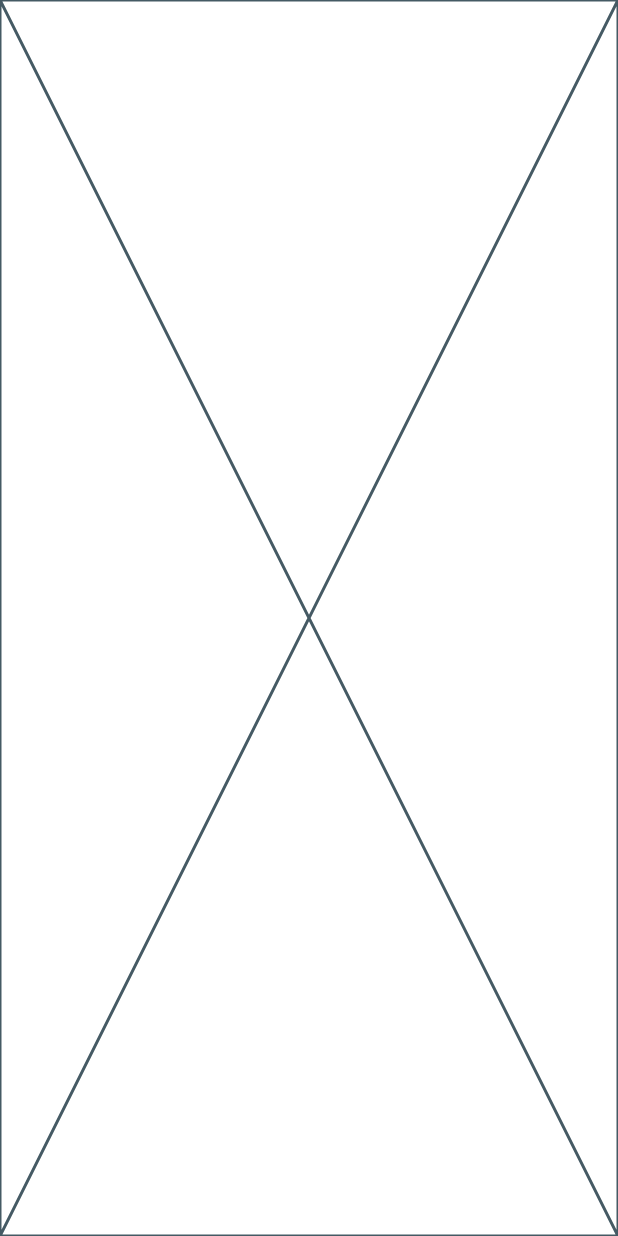
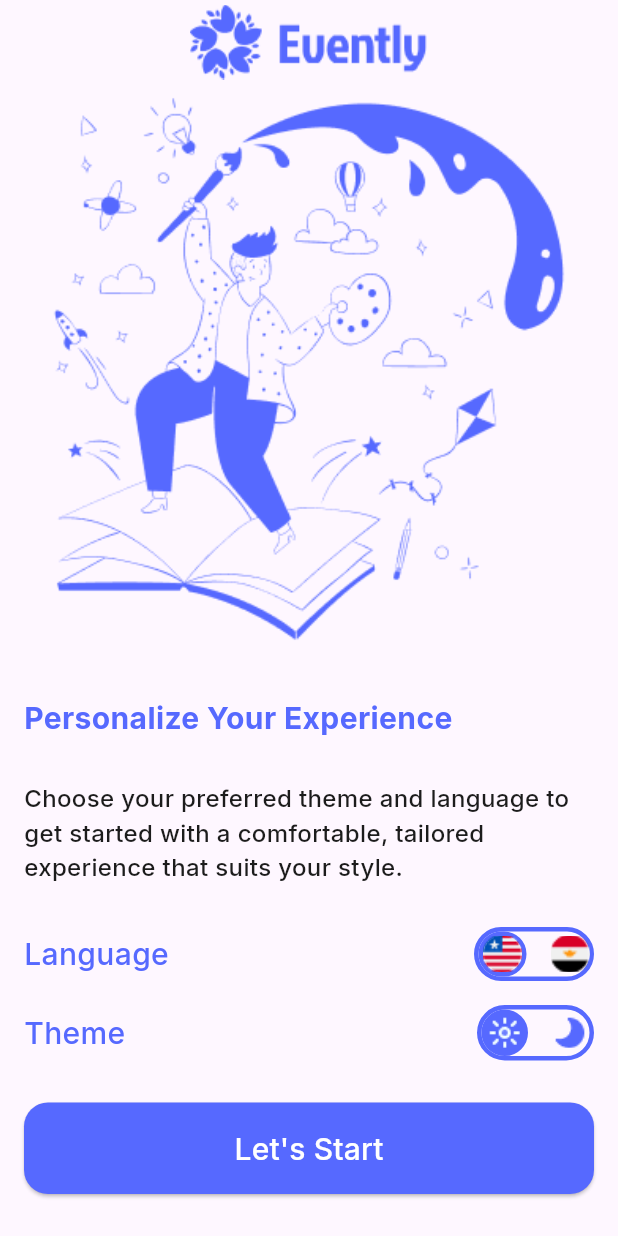
Before and after one commit to mohamedhamouda7897/evently_c17_satr, a Flutter app: the screen it shows after launch, on a phone screen of 412 x 824 dp. Run offline on Flutter 3.47's test engine with Material 3 defaults, Android fonts, the phone set to English and light mode, and no system bars; our stand-ins replace google_fonts.

Commit message:
UI almost done

```diff
--- a/lib/main.dart
+++ b/lib/main.dart
@@ -13,6 +13,8 @@ class MyApp extends StatelessWidget {
   @override
   Widget build(BuildContext context) {
     return MaterialApp(
+
+      debugShowCheckedModeBanner: false,
       initialRoute: OnboardingScreen.routeName,
       routes: {
         HomeScreen.routeName: (context) => HomeScreen(),
--- a/lib/screens/onboarding/onboarding_screen.dart
+++ b/lib/screens/onboarding/onboarding_screen.dart
@@ -1,4 +1,5 @@
 import 'package:flutter/material.dart';
+import 'package:google_fonts/google_fonts.dart';
 
 class OnboardingScreen extends StatelessWidget {
   static const String routeName = "OnboardingScreen";
@@ -7,6 +8,158 @@ class OnboardingScreen extends StatelessWidget {
 
   @override
   Widget build(BuildContext context) {
-    return const Placeholder();
+    return Scaffold(
+      appBar: AppBar(
+        centerTitle: true,
+        title: Image.asset("assets/images/logo.png"),
+      ),
+
+      body: Padding(
+        padding: const EdgeInsets.symmetric(horizontal: 16.0),
+        child: Column(
+          crossAxisAlignment: CrossAxisAlignment.start,
+          spacing: 28,
+          children: [
+            Image.asset(
+              "assets/images/creative.png",
+              width: double.infinity,
+              fit: BoxFit.cover,
+            ),
+            Text(
+              "Personalize Your Experience",
+              style: GoogleFonts.inter(
+                fontSize: 20,
+                fontWeight: FontWeight.bold,
+                color: Color(0xFF5669FF),
+              ),
+            ),
+            Text(
+              "Choose your preferred theme and language to get started with a comfortable, tailored experience that suits your style.",
+              style: GoogleFonts.inter(
+                fontSize: 16,
+                fontWeight: FontWeight.w500,
+                color: Color(0xFF1C1C1C),
+              ),
+            ),
+            Column(
+              spacing: 16,
+              children: [
+                Row(
+                  mainAxisAlignment: MainAxisAlignment.spaceBetween,
+                  children: [
+                    Text(
+                      "Language",
+                      style: GoogleFonts.inter(
+                        fontSize: 20,
+                        fontWeight: FontWeight.w500,
+                        color: Color(0xFF5669FF),
+                      ),
+                    ),
+                    Container(
+                      decoration: BoxDecoration(
+                        borderRadius: BorderRadius.circular(30),
+                        border: Border.all(color: Color(0xFF5669FF), width: 3),
+                      ),
+                      child: Row(
+                        children: [
+                          Container(
+                            decoration: BoxDecoration(
+                              borderRadius: BorderRadius.circular(30),
+                              border: Border.all(
+                                color: Color(0xFF5669FF),
+                                width: 3,
+                              ),
+                            ),
+                            child: Image.asset(
+                              "assets/images/LR.png",
+                              width: 26,
+                              height: 24,
+                              fit: BoxFit.cover,
+                            ),
+                          ),
+                          SizedBox(width: 16),
+                          Image.asset(
+                            "assets/images/EG.png",
+                            width: 26,
+                            height: 24,
+                            fit: BoxFit.cover,
+                          ),
+                        ],
+                      ),
+                    ),
+                  ],
+                ),
+                Row(
+                  mainAxisAlignment: MainAxisAlignment.spaceBetween,
+                  children: [
+                    Text(
+                      "Theme",
+                      style: GoogleFonts.inter(
+                        fontSize: 20,
+                        fontWeight: FontWeight.w500,
+                        color: Color(0xFF5669FF),
+                      ),
+                    ),
+                    Container(
+                      decoration: BoxDecoration(
+                        borderRadius: BorderRadius.circular(30),
+                        border: Border.all(color: Color(0xFF5669FF), width: 3),
+                      ),
+                      child: Row(
+                        children: [
+                          Container(
+                            decoration: BoxDecoration(
+                              color: Color(0xFF5669FF),
+                              borderRadius: BorderRadius.circular(30),
+                              border: Border.all(
+                                color: Color(0xFF5669FF),
+                                width: 3,
+                              ),
+                            ),
+                            child: ImageIcon(
+                              AssetImage("assets/images/Sun.png"),
+                              size: 25,
+                              color: Color(0xFFF2FEFF),
+                            ),
+                          ),
+                          SizedBox(width: 16),
+                          ImageIcon(
+                            AssetImage("assets/images/Moon.png"),
+                            size: 25,
+                            color: Color(0xFF5669FF),
+                          ),
+                        ],
+                      ),
+                    ),
+                  ],
+                ),
+              ],
+            ),
+            SizedBox(
+              width: double.infinity,
+              child: ElevatedButton(
+                onPressed: () {},
+                style: ElevatedButton.styleFrom(
+                  padding: EdgeInsets.all(16),
+                  shape: RoundedRectangleBorder(
+                    borderRadius: BorderRadius.circular(16),
+                  ),
+                  backgroundColor: Color(0xFF5669FF),
+                ),
+
+                child: Text(
+                  "Let's Start",
+                  style: GoogleFonts.inter(
+                    fontSize: 20,
+                    fontWeight: FontWeight.w500,
+                    color: Color(0xFFFFFFFF),
+                  ),
+                ),
+              ),
+            ),
+          ],
+        ),
+      ),
+    );
   }
 }
--- a/pubspec.yaml
+++ b/pubspec.yaml
@@ -9,6 +9,7 @@ dependencies:
   flutter:
     sdk: flutter
   cupertino_icons: ^1.0.8
+  google_fonts: ^6.3.2
 
 dev_dependencies:
   flutter_test:
```
Also changed, not shown: pubspec.lock.
